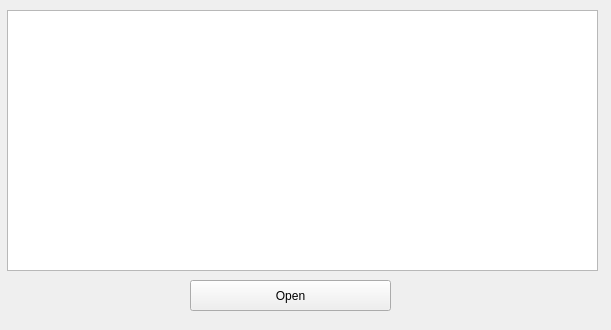
shuoGG1239/Image2Text, file ui_image2text.ui: the form before one commit.
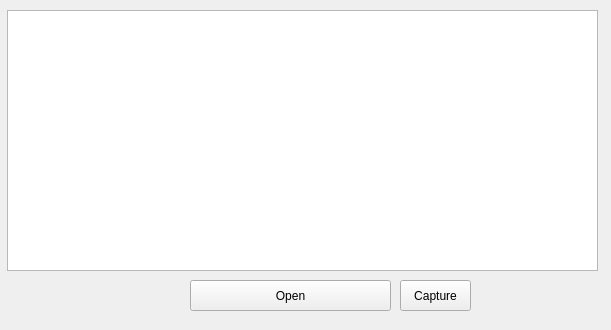
The form after the commit.

```diff
--- a/ui_image2text.ui
+++ b/ui_image2text.ui
@@ -36,6 +36,19 @@
     </rect>
    </property>
   </widget>
+  <widget class="QPushButton" name="pushButtonCapture">
+   <property name="geometry">
+    <rect>
+     <x>400</x>
+     <y>280</y>
+     <width>71</width>
+     <height>31</height>
+    </rect>
+   </property>
+   <property name="text">
+    <string>Capture</string>
+   </property>
+  </widget>
  </widget>
  <resources/>
  <connections/>
```
